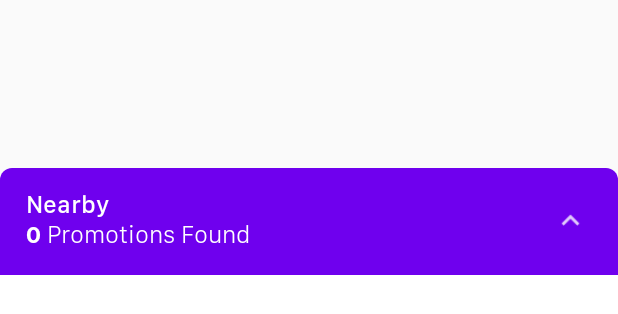
After one commit to vihangayw/dealab-android, an Android app: the layout bottomsheet_main.xml on its own in the app's theme, with its tools: preview values and no code run, on a phone screen of 412 x 824 dp. The commit adds this screen. Shown: the top 314 px of the screen. Run offline under Robolectric (Android 15) with nearby library versions, the phone set to English and light mode, and no system bars; network calls fail; Roboto replaces fonts that are not available here.

Commit message:
# View Nearby places via bottom sheet

```diff
--- a/app/src/main/java/com/zinios/dealab/ui/activity/PromoActivity.java
+++ b/app/src/main/java/com/zinios/dealab/ui/activity/PromoActivity.java
@@ -53,7 +53,7 @@ public class PromoActivity extends BaseActivity implements BaseSliderView.OnSlid
 	private Promotions promotions;
 
 	private static String formatDay(Date date) {
-		return new SimpleDateFormat("HH:mm:ss dd MMM, yyyy", java.util.Locale.getDefault()).format(date);
+		return new SimpleDateFormat("dd MMM, yyyy", java.util.Locale.getDefault()).format(date);
 	}
 
 	@Override
--- /dev/null
+++ b/app/src/main/res/drawable/dragger_bg.xml
@@ -0,0 +1,12 @@
+<?xml version="1.0" encoding="utf-8"?>
+<shape xmlns:android="http://schemas.android.com/apk/res/android"
+	android:shape="rectangle">
+	<corners
+		android:topLeftRadius="@dimen/_6sdp"
+		android:topRightRadius="@dimen/_6sdp" />
+
+	<solid
+		android:width="1dp"
+		android:color="@color/colorPrimary" />
+
+</shape>
--- a/app/src/main/res/layout/app_bar_main.xml
+++ b/app/src/main/res/layout/app_bar_main.xml
@@ -85,7 +85,7 @@
 			android:layout_width="wrap_content"
 			android:layout_height="wrap_content"
 			android:layout_alignParentBottom="true"
-			android:layout_marginBottom="@dimen/_50sdp"
+			android:layout_marginBottom="@dimen/_60sdp"
 			android:alpha="0.9"
 			android:background="@drawable/pop_bubble"
 			android:fontFamily="@font/sanfranciscotext_medium"
@@ -100,4 +100,8 @@
 
 	</RelativeLayout>
 
+	<include
+		android:id="@+id/bottom_sheet"
+		layout="@layout/bottomsheet_main" />
+
 </android.support.design.widget.CoordinatorLayout>
--- /dev/null
+++ b/app/src/main/res/layout/bottomsheet_main.xml
@@ -0,0 +1,88 @@
+<?xml version="1.0" encoding="utf-8"?>
+<RelativeLayout xmlns:android="http://schemas.android.com/apk/res/android"
+	xmlns:app="http://schemas.android.com/apk/res-auto"
+	android:layout_width="match_parent"
+	android:layout_height="match_parent"
+	app:behavior_hideable="false"
+	app:behavior_peekHeight="@dimen/_140sdp"
+	app:layout_behavior="@string/bottom_sheet_behavior">
+
+	<View
+		android:id="@+id/layer"
+		android:layout_width="match_parent"
+		android:layout_height="@dimen/_86sdp"
+		android:clickable="true"
+		android:focusable="true" />
+
+	<RelativeLayout
+		android:id="@+id/layout_header"
+		android:layout_width="match_parent"
+		android:layout_height="@dimen/_55sdp"
+		android:layout_below="@id/layer"
+		android:background="@drawable/dragger_bg">
+
+		<RelativeLayout
+			android:layout_width="match_parent"
+			android:layout_height="wrap_content"
+			android:layout_centerInParent="true"
+			android:layout_marginStart="@dimen/_10sdp"
+			android:layout_marginEnd="@dimen/_10sdp">
+
+			<ImageView
+				android:id="@+id/img_arrow"
+				android:layout_width="@dimen/_20sdp"
+				android:layout_height="@dimen/_20sdp"
+				android:layout_alignParentEnd="true"
+				android:layout_centerVertical="true"
+				android:layout_marginEnd="@dimen/_4sdp"
+				android:src="@drawable/ic_up"
+				android:tint="@color/colorWhite" />
+
+			<TextView
+				android:id="@+id/heading"
+				android:layout_width="wrap_content"
+				android:layout_height="wrap_content"
+				android:layout_marginStart="@dimen/_3sdp"
+				android:fontFamily="@font/sanfranciscotext_medium"
+				android:text="Nearby"
+				android:textColor="@color/colorWhite"
+				android:textSize="@dimen/_13sdp" />
+
+			<TextView
+				android:id="@+id/txt_size"
+				android:layout_width="wrap_content"
+				android:layout_height="wrap_content"
+				android:layout_below="@id/heading"
+				android:layout_marginStart="@dimen/_3sdp"
+				android:layout_marginTop="-1dp"
+				android:fontFamily="@font/sf_text_bold"
+				android:text="0"
+				android:textColor="@color/colorWhite"
+				android:textSize="@dimen/_12sdp" />
+
+			<TextView
+				android:id="@+id/txt_found"
+				android:layout_width="wrap_content"
+				android:layout_height="wrap_content"
+				android:layout_below="@id/heading"
+				android:layout_marginStart="@dimen/_3sdp"
+				android:layout_marginTop="-0.5dip"
+				android:layout_toEndOf="@id/txt_size"
+				android:fontFamily="@font/sansranciscotext_light"
+				android:text="Promotions Found"
+				android:textColor="@color/colorWhite"
+				android:textSize="@dimen/_13sdp" />
+
+		</RelativeLayout>
+
+	</RelativeLayout>
+
+	<android.support.v7.widget.RecyclerView
+		android:id="@+id/recycler_view"
+		android:layout_width="match_parent"
+		android:layout_height="match_parent"
+		android:layout_below="@id/layout_header"
+		android:background="@color/colorWhite"
+		android:overScrollMode="ifContentScrolls" />
+
+</RelativeLayout>
--- a/app/src/main/res/values/colors.xml
+++ b/app/src/main/res/values/colors.xml
@@ -33,5 +33,5 @@
     <color name="colorPrimaryGreen_">#023506</color>
     <color name="colorGradientMiddle">#FF8621EE</color>
     <color name="colorGradientEnd">#9743ef</color>
-    <color name="separatorColor">#f0f4f5</color>
+    <color name="separatorColor">#eaeff1</color>
 </resources>
```
Also changed, not shown: app/src/main/java/com/zinios/dealab/ui/activity/DashboardActivity.java (+99 -2 lines), app/src/main/java/com/zinios/dealab/ui/adapter/PromoAdapter.java (added, +102 -0 lines), app/src/main/res/layout/activity_promo.xml (+8 -7 lines), app/src/main/res/layout/list_item_promo.xml (added, +46 -0 lines), app/src/main/res/drawable-hdpi/ic_down.png (added), app/src/main/res/drawable-hdpi/ic_up.png (added), app/src/main/res/drawable-mdpi/ic_down.png (added), app/src/main/res/drawable-mdpi/ic_up.png (added), app/src/main/res/drawable-xhdpi/ic_down.png (added), app/src/main/res/drawable-xhdpi/ic_up.png (added), app/src/main/res/drawable-xxhdpi/ic_down.png (added), app/src/main/res/drawable-xxhdpi/ic_up.png (added), app/src/main/res/drawable-xxxhdpi/ic_down.png (added), app/src/main/res/drawable-xxxhdpi/ic_up.png (added).
